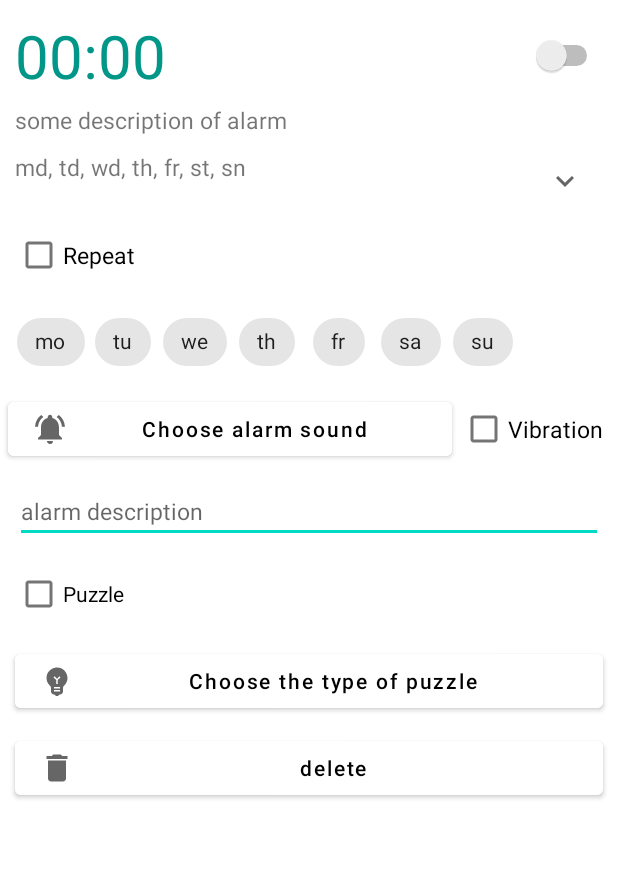
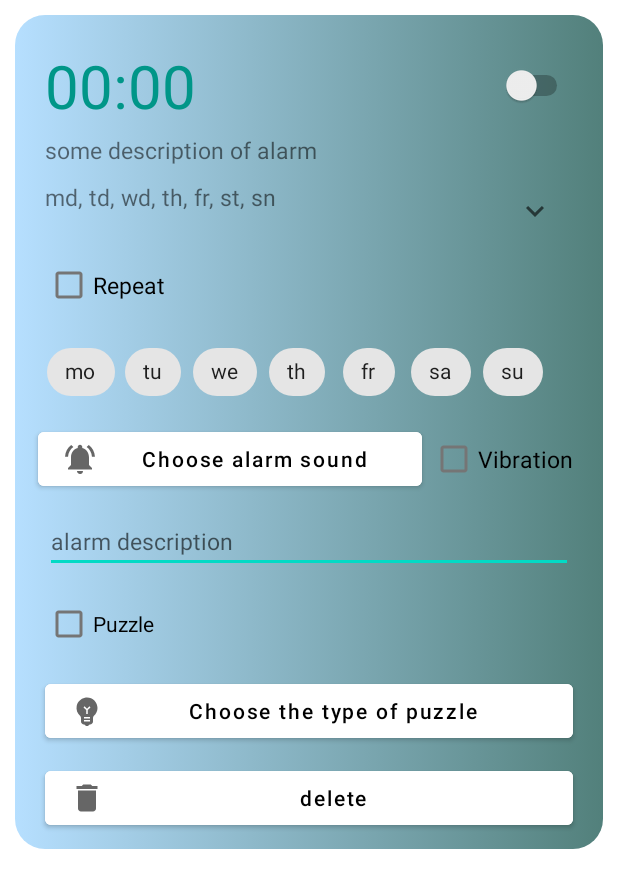
Before and after one commit to mirkuriit/Clock0.0.1, an Android app: the layout list_alarms.xml on its own in the app's theme, with its tools: preview values and no code run, on a phone screen of 412 x 824 dp. Shown: the top 888 px of the screen. Run offline under Robolectric (Android 15) with nearby library versions, the phone set to English and light mode, and no system bars.

Commit message:
In this commit: -Мы добавили таймер!!!!!!!!!!!!!!!!!

```diff
--- a/app/src/main/java/com/terabyte/clock001/AlarmDatabaseManager.java
+++ b/app/src/main/java/com/terabyte/clock001/AlarmDatabaseManager.java
@@ -230,7 +230,7 @@ public class AlarmDatabaseManager {
         }
 
         DatabaseTask task = new DatabaseTask();
-        task.execute(AlarmDatabaseClient.getInstance(context).getAppDatabase());
+        task.executeOnExecutor(AsyncTask.THREAD_POOL_EXECUTOR, AlarmDatabaseClient.getInstance(context).getAppDatabase());
 
     }
 
@@ -322,7 +322,9 @@ public class AlarmDatabaseManager {
             protected Void doInBackground(AlarmDatabase... alarmDatabases) {
                 AlarmDatabase db = alarmDatabases[0];
                 for(Alarm alarm : alarmList) {
-                    db.alarmDao().update(alarm);
+                    if(!alarm.isEnabled) {
+                        db.alarmDao().update(alarm);
+                    }
                 }
                 for(AlarmRepeating alarmRepeating : alarmRepeatingList) {
                     db.alarmRepeatingDao().update(alarmRepeating);
--- a/app/src/main/java/com/terabyte/clock001/Const.java
+++ b/app/src/main/java/com/terabyte/clock001/Const.java
@@ -20,10 +20,13 @@ public class Const {
     public static final String INTENT_KEY_ALARM_ID = "intentKeyAlarmId";
     public static final String INTENT_KEY_HARDCORE_LEVEL = "intentKeyHardcoreLevel";
     public static final String INTENT_KEY_IS_DELAYED_ALARM = "intentKeyIsDelayedAlarm";
+    public static final String INTENT_KEY_TIMER_LEFT_TIME_MILLS = "intentKeyTimerLeftTimeMills";
 
 
     public static final String ALARM_NOTIFICATION_CHANNEL_ID = "alarmNotificationChannelId";
     public static final int ALARM_NOTIFICATION_ID = 1;
 
+    public static final String TIMER_NOTIFICATION_CHANNEL_ID ="timerNotificationChannelId";
+    public static final int TIMER_NOTIFICATION_ID = 2;
 
 }
--- /dev/null
+++ b/app/src/main/res/drawable/list_alarm_background.xml
@@ -0,0 +1,10 @@
+<?xml version="1.0" encoding="utf-8"?>
+<selector xmlns:android="http://schemas.android.com/apk/res/android">
+    <item>
+        <shape android:shape="rectangle">
+            <gradient android:startColor="#B6DFFF"
+                android:endColor="#52807B"/>
+            <corners android:radius="20dp"/>
+        </shape>
+    </item>
+</selector>
--- a/app/src/main/res/layout/list_alarms.xml
+++ b/app/src/main/res/layout/list_alarms.xml
@@ -3,7 +3,10 @@
     xmlns:app="http://schemas.android.com/apk/res-auto"
     android:layout_width="match_parent"
     android:layout_height="wrap_content"
-    android:animateLayoutChanges="true">
+    android:animateLayoutChanges="true"
+    android:background="@drawable/list_alarm_background"
+    android:layout_margin="10dp"
+    android:padding="10dp">
 
     <TextView
         android:id="@+id/textAlarmListTime"
@@ -41,7 +44,7 @@
         android:layout_height="40dp"
         android:layout_marginTop="10dp"
         android:layout_marginEnd="15dp"
-        android:background="#FFFFFF"
+        android:background="@android:color/transparent"
         android:src="@drawable/ic_dropdown_arrow"
         app:layout_constraintEnd_toEndOf="parent"
         app:layout_constraintTop_toBottomOf="@+id/textAlarmListDescription" />
@@ -199,6 +202,7 @@
             android:text="@string/delete"
             android:textColor="@color/black"
             android:textAllCaps="false"
+
             app:layout_constraintTop_toBottomOf="@id/buttonAlarmListChoosePuzzleType" />
 
 
--- a/app/src/main/res/values/strings.xml
+++ b/app/src/main/res/values/strings.xml
@@ -37,9 +37,15 @@
     <string name="difficulty_instruction1">evaluate math expression</string>
     <string name="difficulty_instruction2">find the minimal answer of equation</string>
     <string name="incorrect_answer">Incorrect answer!</string>
+
     <string name="alarm_notification_channel_description">Notifications about all enabled alarms</string>
     <string name="alarm_notification_channel_name">Alarm notifications</string>
     <string name="alarm_notification_content_title">There are some enabled alarms</string>
+
+    <string name="timer_notification_channel_description">These notifications will show when timer runs</string>
+    <string name="timer_notification_channel_name">Timer notifications</string>
+    <string name="timer_notification_content_title">Timer is running now!</string>
+
     <string name="choose_alarm_sound">Choose alarm sound</string>
     <string name="choose_custom_sound">Choose custom sound</string>
 
```
Also changed, not shown: app/src/main/AndroidManifest.xml (+11 -6 lines), app/src/main/java/com/terabyte/clock001/TimerFragment.java (+13 -0 lines), app/src/main/java/com/terabyte/clock001/TimerService.java (added, +88 -0 lines).
